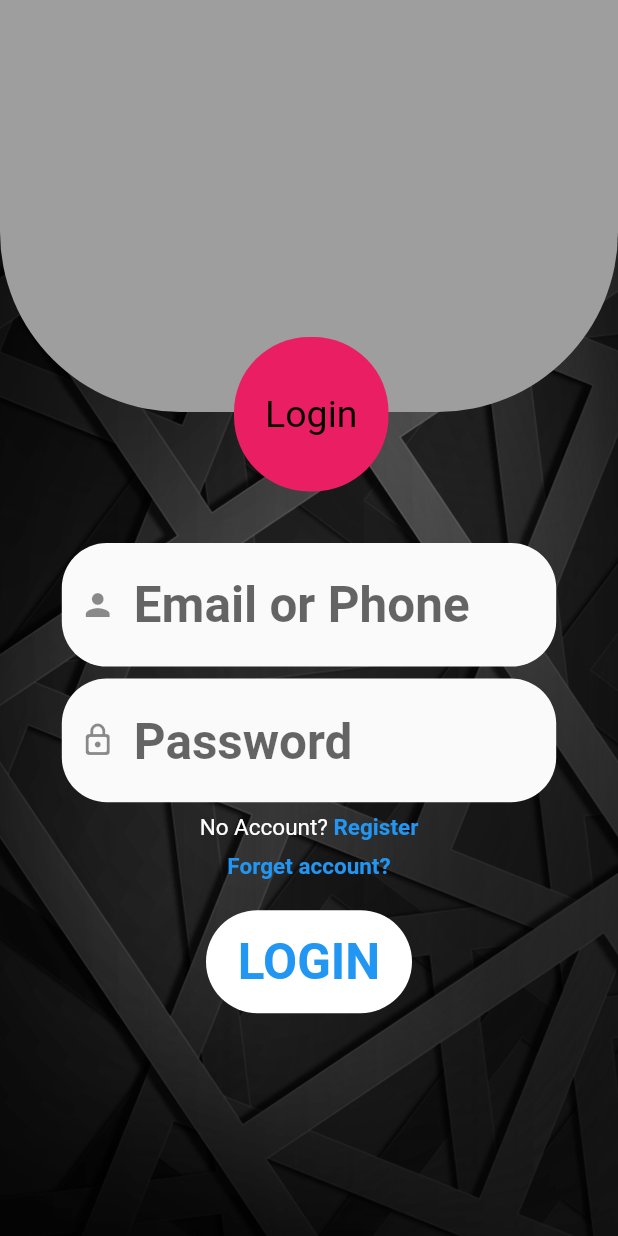
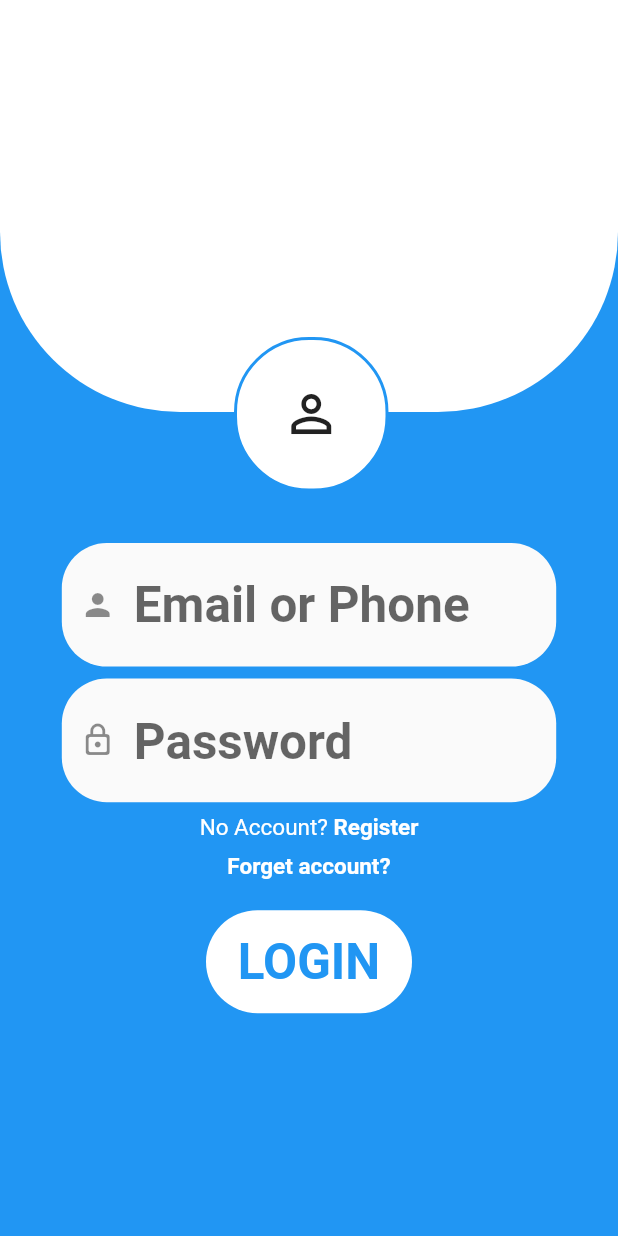
Before and after one commit to VoThanhPhi666/Flutter_Ecommerce, a Flutter app: the LoginPage widget shown alone on an empty page, opened directly, on a phone screen of 412 x 824 dp. Run offline on Flutter 3.47's test engine with Material 2 defaults, Android fonts, the phone set to English and light mode, and no system bars; our stand-ins replace badges, flutter_bloc, syncfusion_flutter_charts.

Commit message:
21/03/2022

```diff
--- a/lib/Screen/LoginPage.dart
+++ b/lib/Screen/LoginPage.dart
@@ -1,7 +1,6 @@
 import 'package:ecommerce_application/Screen/MainPage.dart';
 import 'package:ecommerce_application/Screen/RegisterDialog.dart';
 import 'package:ecommerce_application/View/CustomTextField.dart';
-import 'package:flutter/cupertino.dart';
 import 'package:flutter/material.dart';
 
 class LoginPage extends StatefulWidget {
@@ -22,10 +21,11 @@ class LoginPageState extends State<LoginPage> {
             child: Container(
           height: MediaQuery.of(context).size.height,
           width: MediaQuery.of(context).size.width,
-          child: Image.asset(
-            "lib/Asset/Images/background4.png",
-            fit: BoxFit.cover,
-          ),
+          decoration: BoxDecoration(color: Colors.blue),
+          // child: Image.asset(
+          //   "lib/Asset/Images/background4.png",
+          //   fit: BoxFit.cover,
+          // ),
         )),
         Positioned(
           top: 0,
@@ -37,7 +37,7 @@ class LoginPageState extends State<LoginPage> {
                 borderRadius: BorderRadius.only(
                     bottomLeft: Radius.circular(120),
                     bottomRight: Radius.circular(120)),
-                color: Colors.grey),
+                color: Colors.white),
           ),
         ),
         Positioned(
@@ -49,16 +49,15 @@ class LoginPageState extends State<LoginPage> {
               width: MediaQuery.of(context).size.width / 4,
               height: MediaQuery.of(context).size.width / 4,
               child: Center(
-                child: Text(
-                  "Login",
-                  style: TextStyle(
-                      color: Colors.black,
-                      fontSize: 25,
-                      decoration: TextDecoration.none),
+                child: Icon(
+                  Icons.person_outline,
+                  size: 40,
                 ),
               ),
               decoration: BoxDecoration(
-                  color: Colors.pink, borderRadius: BorderRadius.circular(50)),
+                  border: Border.all(color: Colors.blue, width: 2),
+                  color: Colors.white,
+                  borderRadius: BorderRadius.circular(50)),
             ),
           ),
         ),
@@ -141,7 +140,7 @@ class LoginPageState extends State<LoginPage> {
                                 fontWeight: FontWeight.bold,
                                 decoration: TextDecoration.none,
                                 fontSize: 15,
-                                color: Colors.blue),
+                                color: Colors.white),
                           ),
                         )
                       ],
@@ -155,7 +154,7 @@ class LoginPageState extends State<LoginPage> {
                           fontWeight: FontWeight.bold,
                           decoration: TextDecoration.none,
                           fontSize: 15,
-                          color: Colors.blue),
+                          color: Colors.white),
                     ),
                   ),
                   Padding(
```
Also changed, not shown: lib/Screen/StartPage.dart (+13 -12 lines), lib/main.dart (+1 -6 lines), pubspec.lock.
